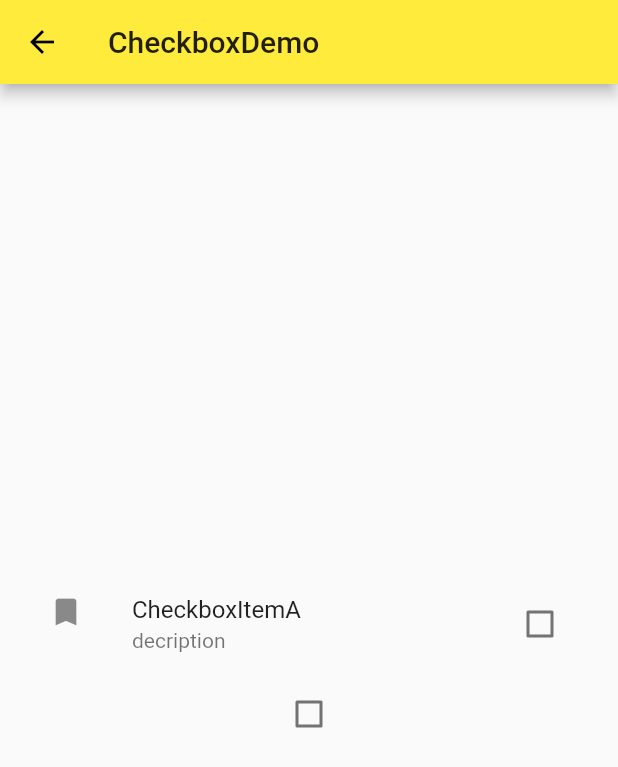
After one commit to tangyoucheng/flutter_learning, a Flutter app: the screen it shows after launch, after a tap on "CheckboxDemo", on a phone screen of 412 x 824 dp. The commit adds this screen. Shown: the top 767 px of the screen. Run offline on Flutter 3.47's test engine with Material 2 defaults, Android fonts, the phone set to English and light mode, and no system bars.

Commit message:
material component

```diff
--- /dev/null
+++ b/lib/demo/checkbox_demo.dart
@@ -0,0 +1,53 @@
+import 'package:flutter/material.dart';
+
+class CheckboxDemo extends StatefulWidget {
+  @override
+  _CheckboxDemoState createState() => _CheckboxDemoState();
+}
+
+class _CheckboxDemoState extends State<CheckboxDemo> {
+  bool _checkboxItemA = false;
+  bool _checkboxItemB = false;
+  @override
+  Widget build(BuildContext context) {
+    return new Scaffold(
+      appBar: new AppBar(
+        title: new Text('CheckboxDemo'),
+      ),
+      body: Container(
+        padding: EdgeInsets.all(16.0),
+        child: Column(
+          mainAxisAlignment: MainAxisAlignment.center,
+          children: <Widget>[
+            CheckboxListTile(
+              value: _checkboxItemA,
+              onChanged: (value) {
+                setState(() {
+                  _checkboxItemA = value;
+                });
+              },
+              title: Text('CheckboxItemA'),
+              subtitle: Text('decription'),
+              secondary: Icon(Icons.bookmark),
+              selected: _checkboxItemA,
+            ),
+            Row(
+              mainAxisAlignment: MainAxisAlignment.center,
+              children: <Widget>[
+                Checkbox(
+                  value: _checkboxItemB,
+                  onChanged: (value) {
+                    setState(() {
+                      _checkboxItemB = value;
+                    });
+                  },
+                  activeColor: Colors.black,
+                ),
+              ],
+            )
+          ],
+        ),
+      ),
+    );
+  }
+}
--- a/lib/demo/material_components.dart
+++ b/lib/demo/material_components.dart
@@ -3,6 +3,8 @@ import 'button_floating_action_demo.dart';
 import 'button_demo.dart';
 import 'popup_menu_button_demo.dart';
 import 'form_demo.dart';
+import 'checkbox_demo.dart';
+import 'radio_demo.dart';
 
 class MaterialComponents extends StatelessWidget {
   @override
@@ -14,21 +16,12 @@ class MaterialComponents extends StatelessWidget {
       ),
       body: new ListView(
         children: <Widget>[
-          ListItem(
-            title: 'Form',
-            page: FormDemo(),
-          ),  ListItem(
-            title: 'PopupMenuButtonDemo',
-            page: PopupMenuButtonDemo(),
-          ),
-          ListItem(
-            title: 'Button',
-            page: ButtonDemo(),
-          ),
-          ListItem(
-            title: 'FloatingActionButtonDemo',
-            page: FloatingActionButtonDemo(),
-          ),
+          ListItem(title: 'RadioDemo', page: RadioDemo()),
+          ListItem(title: 'CheckboxDemo', page: CheckboxDemo()),
+          ListItem(title: 'Form', page: FormDemo()),
+          ListItem(title: 'PopupMenuButtonDemo', page: PopupMenuButtonDemo()),
+          ListItem(title: 'Button', page: ButtonDemo()),
+          ListItem(title: 'FloatingActionButtonDemo', page: FloatingActionButtonDemo()),
         ],
       ),
     );
```
Also changed, not shown: lib/demo/radio_demo.dart (added, +68 -0 lines).
